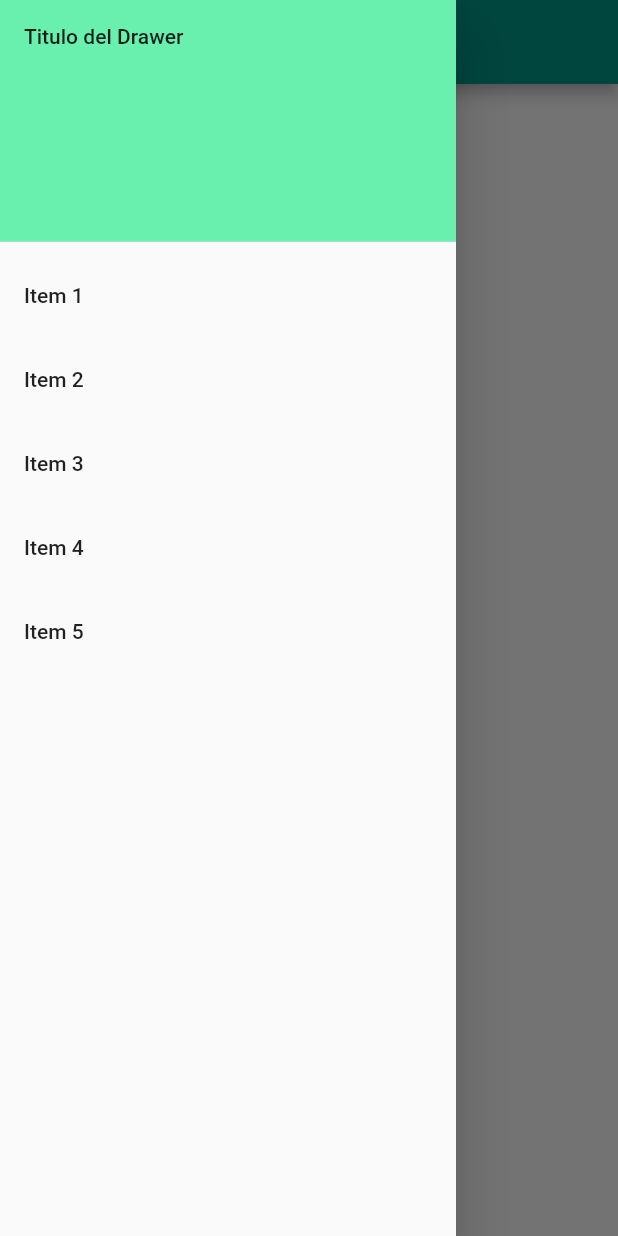
After one commit to angeagu/demo_flutter, a Flutter app: the DrawerExample screen opened directly, with the side drawer open, on a phone screen of 412 x 824 dp. The commit adds this screen. Run offline on Flutter 3.47's test engine with Material 2 defaults, Android fonts, the phone set to English and light mode, and no system bars; our stand-ins replace flutter_map, latlong.

Commit message:
Anadidos widgets de layout y de formulario

```diff
--- /dev/null
+++ b/lib/widgets/drawer/drawer.dart
@@ -0,0 +1,57 @@
+import 'package:flutter/material.dart';
+
+class DrawerExample extends StatelessWidget {
+
+  @override
+  Widget build(BuildContext context) {
+    return Scaffold(
+      appBar: AppBar(title: Text("Ejemplo Drawer")),
+      body: Center(child: Text('Pagina Test')),
+      drawer: Drawer(
+        // Anadimos una lista al Drawer
+        child: ListView(
+          // Importante: Quitamos cualquier padding de la lista
+          padding: EdgeInsets.zero,
+          children: <Widget>[
+            DrawerHeader(
+              child: Text('Titulo del Drawer'),
+              decoration: BoxDecoration(
+                color: Colors.greenAccent,
+              ),
+            ),
+            ListTile(
+              title: Text('Item 1'),
+              onTap: () {
+                Navigator.pop(context);
+              },
+            ),
+            ListTile(
+              title: Text('Item 2'),
+              onTap: () {
+                Navigator.pop(context);
+              },
+            ),
+            ListTile(
+              title: Text('Item 3'),
+              onTap: () {
+                Navigator.pop(context);
+              },
+            ),
+            ListTile(
+              title: Text('Item 4'),
+              onTap: () {
+                Navigator.pop(context);
+              },
+            ),
+            ListTile(
+              title: Text('Item 5'),
+              onTap: () {
+                Navigator.pop(context);
+              },
+            ),
+          ],
+        ),
+      ),
+    );
+  }
+}
```
Also changed, not shown: lib/widgets/bottom-navigation-bar/bottom-navigation-bar.dart (added, +46 -0 lines), lib/widgets/forms/forms.dart (added, +42 -0 lines), lib/widgets/main.dart (+12 -3 lines), lib/widgets/tab-bar/tab-bar.dart (added, +36 -0 lines).
